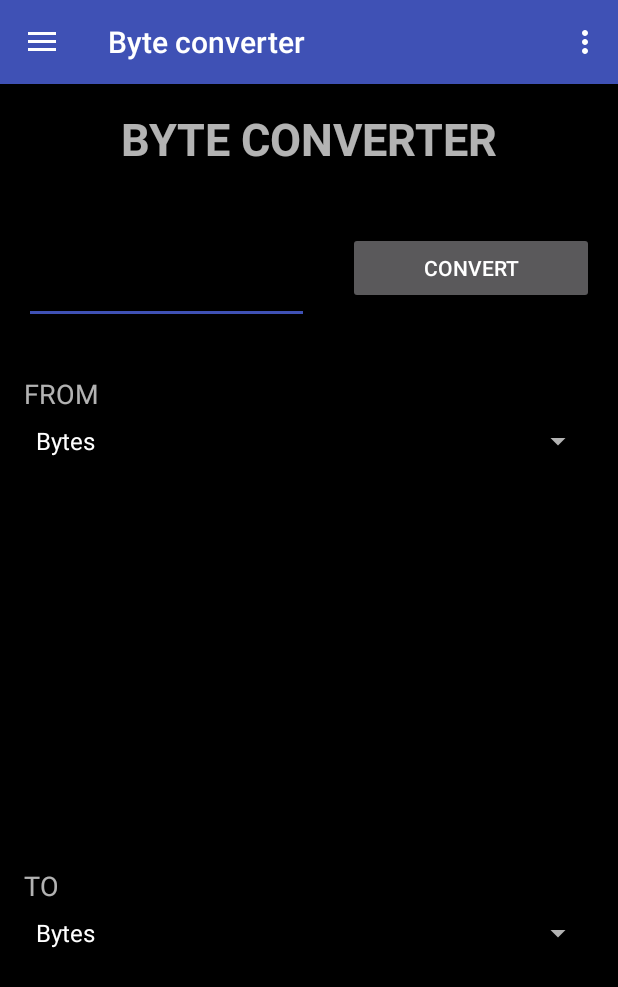
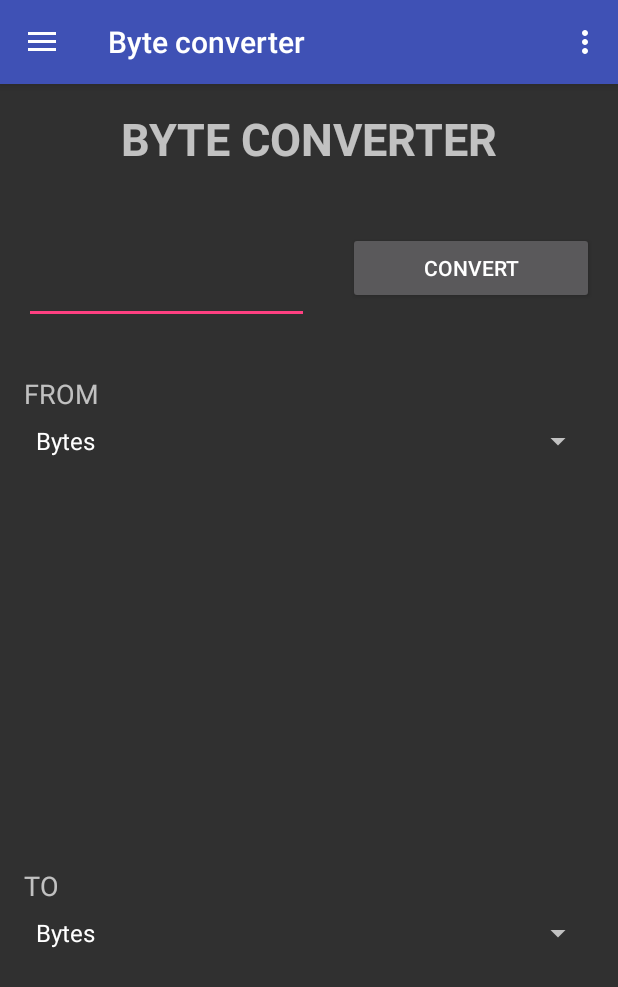
Before and after one commit to andrea9293/ByteConverter, an Android app: the screen it shows after launch (MainActivity), on a phone screen of 412 x 824 dp. Shown: the top 987 px of the screen. Run offline under Robolectric (Android 15) with nearby library versions, the phone set to English and light mode, and no system bars; 3 statements that could not run were skipped.

Commit message:
aggiunta compatibilità per sistemi da kitkat in giù

```diff
--- a/app/build.gradle
+++ b/app/build.gradle
@@ -2,7 +2,7 @@ apply plugin: 'com.android.application'
 
 android {
     compileSdkVersion 25
-    buildToolsVersion "25.0.0"
+    buildToolsVersion "25.0.2"
     defaultConfig {
         applicationId "com.example.andrea.byteconverter"
         minSdkVersion 11
@@ -27,10 +27,10 @@ dependencies {
     androidTestCompile('com.android.support.test.espresso:espresso-core:2.2.2', {
         exclude group: 'com.android.support', module: 'support-annotations'
     })
-    compile 'com.android.support:appcompat-v7:25.0.1'
-    compile 'com.android.support:design:25.0.1'
+    compile 'com.android.support:appcompat-v7:25.1.0'
+    compile 'com.android.support:design:25.1.0'
     compile 'com.google.android.gms:play-services-appindexing:9.8.0'
-    compile 'com.android.support:support-v4:25.0.1'
-    compile 'com.android.support:support-vector-drawable:25.0.1'
+    compile 'com.android.support:support-v4:25.1.0'
+    compile 'com.android.support:support-vector-drawable:25.1.0'
     testCompile 'junit:junit:4.12'
 }
--- a/app/src/main/java/com/example/andrea/byteconverter/MainActivity.java
+++ b/app/src/main/java/com/example/andrea/byteconverter/MainActivity.java
@@ -7,10 +7,8 @@ import android.net.Uri;
 import android.os.Bundle;
 import android.preference.PreferenceManager;
 import android.support.annotation.NonNull;
-import android.support.design.widget.FloatingActionButton;
 import android.support.design.widget.NavigationView;
 import android.support.design.widget.NavigationView.OnNavigationItemSelectedListener;
-import android.support.design.widget.Snackbar;
 import android.support.v4.view.GravityCompat;
 import android.support.v4.widget.DrawerLayout;
 import android.support.v7.app.ActionBarDrawerToggle;
@@ -48,16 +46,6 @@ public class MainActivity extends AppCompatActivity implements OnNavigationItemS
         Toolbar toolbar = (Toolbar) findViewById(R.id.toolbar);
         setSupportActionBar(toolbar);
 
-
-       /* FloatingActionButton fab = (FloatingActionButton) findViewById(R.id.fab);
-        fab.setOnClickListener(new View.OnClickListener() {
-            @Override
-            public void onClick(View view) {
-                Snackbar.make(view, "App developed by Andrea Bravaccino", Snackbar.LENGTH_LONG)
-                        .setAction("Action", null).show();
-            }
-        });*/
-
         DrawerLayout drawer = (DrawerLayout) findViewById(R.id.drawer_layout);
         ActionBarDrawerToggle toggle = new ActionBarDrawerToggle(
                 this, drawer, toolbar, R.string.navigation_drawer_open, R.string.navigation_drawer_close);
@@ -66,6 +54,7 @@ public class MainActivity extends AppCompatActivity implements OnNavigationItemS
 
         NavigationView navigationView = (NavigationView) findViewById(R.id.nav_view);
         navigationView.setNavigationItemSelectedListener((OnNavigationItemSelectedListener) this);
+
 
         final TextView text2 = (TextView) findViewById(R.id.textView2);
         final EditText text = (EditText) findViewById(R.id.editText);
--- /dev/null
+++ b/app/src/main/res/drawable/ic_menu_camera.xml
@@ -0,0 +1,12 @@
+<vector xmlns:android="http://schemas.android.com/apk/res/android"
+    android:width="24dp"
+    android:height="24dp"
+    android:viewportHeight="24.0"
+    android:viewportWidth="24.0">
+    <path
+        android:fillColor="#FF000000"
+        android:pathData="M12,12m-3.2,0a3.2,3.2 0,1 1,6.4 0a3.2,3.2 0,1 1,-6.4 0" />
+    <path
+        android:fillColor="#FF000000"
+        android:pathData="M9,2L7.17,4H4c-1.1,0 -2,0.9 -2,2v12c0,1.1 0.9,2 2,2h16c1.1,0 2,-0.9 2,-2V6c0,-1.1 -0.9,-2 -2,-2h-3.17L15,2H9zm3,15c-2.76,0 -5,-2.24 -5,-5s2.24,-5 5,-5 5,2.24 5,5 -2.24,5 -5,5z" />
+</vector>
--- /dev/null
+++ b/app/src/main/res/drawable/ic_menu_gallery.xml
@@ -0,0 +1,9 @@
+<vector xmlns:android="http://schemas.android.com/apk/res/android"
+    android:width="24dp"
+    android:height="24dp"
+    android:viewportHeight="24.0"
+    android:viewportWidth="24.0">
+    <path
+        android:fillColor="#FF000000"
+        android:pathData="M22,16V4c0,-1.1 -0.9,-2 -2,-2H8c-1.1,0 -2,0.9 -2,2v12c0,1.1 0.9,2 2,2h12c1.1,0 2,-0.9 2,-2zm-11,-4l2.03,2.71L16,11l4,5H8l3,-4zM2,6v14c0,1.1 0.9,2 2,2h14v-2H4V6H2z" />
+</vector>
--- /dev/null
+++ b/app/src/main/res/drawable/ic_menu_manage.xml
@@ -0,0 +1,9 @@
+<vector xmlns:android="http://schemas.android.com/apk/res/android"
+    android:width="24dp"
+    android:height="24dp"
+    android:viewportHeight="24.0"
+    android:viewportWidth="24.0">
+    <path
+        android:fillColor="#FF000000"
+        android:pathData="M22.7,19l-9.1,-9.1c0.9,-2.3 0.4,-5 -1.5,-6.9 -2,-2 -5,-2.4 -7.4,-1.3L9,6 6,9 1.6,4.7C0.4,7.1 0.9,10.1 2.9,12.1c1.9,1.9 4.6,2.4 6.9,1.5l9.1,9.1c0.4,0.4 1,0.4 1.4,0l2.3,-2.3c0.5,-0.4 0.5,-1.1 0.1,-1.4z" />
+</vector>
--- /dev/null
+++ b/app/src/main/res/drawable/ic_menu_send.xml
@@ -0,0 +1,9 @@
+<vector xmlns:android="http://schemas.android.com/apk/res/android"
+    android:width="24dp"
+    android:height="24dp"
+    android:viewportHeight="24.0"
+    android:viewportWidth="24.0">
+    <path
+        android:fillColor="#FF000000"
+        android:pathData="M2.01,21L23,12 2.01,3 2,10l15,2 -15,2z" />
+</vector>
--- /dev/null
+++ b/app/src/main/res/drawable/ic_menu_share.xml
@@ -0,0 +1,9 @@
+<vector xmlns:android="http://schemas.android.com/apk/res/android"
+    android:width="24dp"
+    android:height="24dp"
+    android:viewportHeight="24.0"
+    android:viewportWidth="24.0">
+    <path
+        android:fillColor="#FF000000"
+        android:pathData="M18,16.08c-0.76,0 -1.44,0.3 -1.96,0.77L8.91,12.7c0.05,-0.23 0.09,-0.46 0.09,-0.7s-0.04,-0.47 -0.09,-0.7l7.05,-4.11c0.54,0.5 1.25,0.81 2.04,0.81 1.66,0 3,-1.34 3,-3s-1.34,-3 -3,-3 -3,1.34 -3,3c0,0.24 0.04,0.47 0.09,0.7L8.04,9.81C7.5,9.31 6.79,9 6,9c-1.66,0 -3,1.34 -3,3s1.34,3 3,3c0.79,0 1.5,-0.31 2.04,-0.81l7.12,4.16c-0.05,0.21 -0.08,0.43 -0.08,0.65 0,1.61 1.31,2.92 2.92,2.92 1.61,0 2.92,-1.31 2.92,-2.92s-1.31,-2.92 -2.92,-2.92z" />
+</vector>
--- /dev/null
+++ b/app/src/main/res/drawable/ic_menu_slideshow.xml
@@ -0,0 +1,9 @@
+<vector xmlns:android="http://schemas.android.com/apk/res/android"
+    android:width="24dp"
+    android:height="24dp"
+    android:viewportHeight="24.0"
+    android:viewportWidth="24.0">
+    <path
+        android:fillColor="#FF000000"
+        android:pathData="M4,6H2v14c0,1.1 0.9,2 2,2h14v-2H4V6zm16,-4H8c-1.1,0 -2,0.9 -2,2v12c0,1.1 0.9,2 2,2h12c1.1,0 2,-0.9 2,-2V4c0,-1.1 -0.9,-2 -2,-2zm-8,12.5v-9l6,4.5 -6,4.5z" />
+</vector>
--- a/app/src/main/res/values/styles.xml
+++ b/app/src/main/res/values/styles.xml
@@ -5,14 +5,13 @@
         <!-- Customize your theme here. -->
         <item name="colorPrimary">@color/colorPrimary</item>
         <item name="colorPrimaryDark">@color/colorPrimaryDark</item>
-        <item name="colorAccent">@color/colorPrimary</item>
-        <item name="android:colorBackground">@color/common_google_signin_btn_text_dark_focused
-        </item>
+        <item name="colorAccent">@color/colorAccent</item>
     </style>
 
-    <style name="AppTheme.NoActionBar">
+    <style name="AppTheme.NoActionBar" parent="Theme.AppCompat.NoActionBar">
         <item name="windowActionBar">false</item>
         <item name="windowNoTitle">true</item>
+
     </style>
 
     <style name="AppTheme.AppBarOverlay" parent="ThemeOverlay.AppCompat.Dark.ActionBar" />
--- a/build.gradle
+++ b/build.gradle
@@ -6,6 +6,7 @@ buildscript {
     }
     dependencies {
         classpath 'com.android.tools.build:gradle:2.2.3'
+
 
         // NOTE: Do not place your application dependencies here; they belong
         // in the individual module build.gradle files
```
Also changed, not shown: 2 other files.
